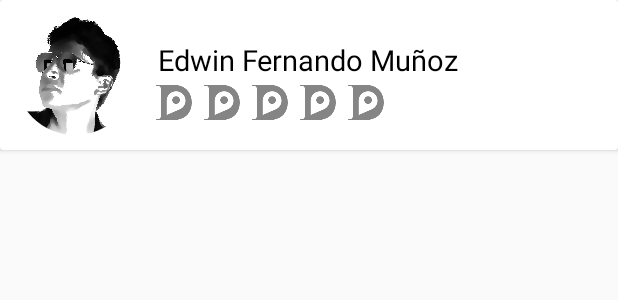
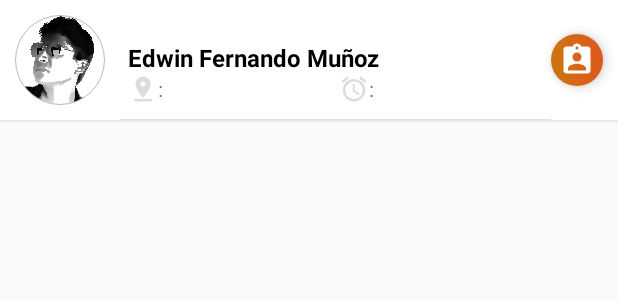
Before and after one commit to edwinfernando/Doco, an Android app: the layout view_item_conductor_disponible.xml on its own in the app's theme, with its tools: preview values and no code run, on a phone screen of 412 x 824 dp. Shown: the top 300 px of the screen. Run offline under Robolectric (Android 15) with nearby library versions, the phone set to English and light mode, and no system bars; plain views replace FloatingActionButton.

Commit message:
Se adiciona pantalla selección de conductor disponible

```diff
--- a/app/build.gradle
+++ b/app/build.gradle
@@ -32,7 +32,7 @@ dependencies {
     compile 'com.google.android.gms:play-services:9.6.1'
 
     // Support Libraries
-    compile 'com.android.support:multidex:1.0.0'
+    compile 'com.android.support:multidex:1.0.1'
     compile 'com.android.support:appcompat-v7:24.2.1'
     compile 'com.android.support:support-v4:24.2.1'
     compile 'com.android.support:design:24.2.1'
--- a/app/src/main/AndroidManifest.xml
+++ b/app/src/main/AndroidManifest.xml
@@ -6,7 +6,7 @@
     <uses-permission android:name="android.permission.ACCESS_COARSE_LOCATION" />
 
     <application
-        android:name="android.support.multidex.MultiDexApplication"
+        android:name=".application.AppDoco"
         android:allowBackup="true"
         android:icon="@mipmap/ic_launcher"
         android:label="@string/app_name"
--- a/app/src/main/java/com/domicilio/confiable/doco/adapter/DriverAdapter.java
+++ b/app/src/main/java/com/domicilio/confiable/doco/adapter/DriverAdapter.java
@@ -40,7 +40,7 @@ public class DriverAdapter extends RecyclerView.Adapter<DriverAdapter.DriverHold
     public void onBindViewHolder(DriverAdapter.DriverHolder holder, int position) {
         Driver driver = dataSource.get(position);
         // holder.conductor_profile_image.setImageDrawable(driver.getImage_profile());
-        holder.name_driver.setText(driver.getName_driver());
+        holder.name_driver.setText(driver.getName());
     }
 
     @Override
--- a/app/src/main/java/com/domicilio/confiable/doco/views/activities/ListDriverActivity.java
+++ b/app/src/main/java/com/domicilio/confiable/doco/views/activities/ListDriverActivity.java
@@ -23,6 +23,8 @@ public class ListDriverActivity extends AppCompatActivity implements IFragmentLi
         setSupportActionBar(toolbar);
 
         toolbar.setNavigationOnClickListener(this);
+
+        gotoFragment();
     }
 
     @Override
--- a/app/src/main/java/com/domicilio/confiable/doco/views/activities/MainActivity.java
+++ b/app/src/main/java/com/domicilio/confiable/doco/views/activities/MainActivity.java
@@ -217,6 +217,7 @@ public class MainActivity extends AppCompatActivity
         layoutParams3.leftMargin += marginX_fab;
 
         fab.startAnimation(hide_fab);
+        fab.setClickable(false);
 
         //Floating Action Button 1
         fab1.setLayoutParams(layoutParams);
@@ -244,6 +245,7 @@ public class MainActivity extends AppCompatActivity
         layoutParams3.leftMargin -= marginX_fab;
 
         fab.startAnimation(show_fab);
+        fab.setClickable(true);
 
         //Floating Action Button 1
         fab1.setLayoutParams(layoutParams);
--- a/app/src/main/res/drawable/circle_photo.xml
+++ b/app/src/main/res/drawable/circle_photo.xml
@@ -1,8 +1,9 @@
 <?xml version="1.0" encoding="utf-8"?>
 <shape xmlns:android="http://schemas.android.com/apk/res/android"
     android:shape="oval">
-    <solid android:color="@color/colorBlackAlpha" />
-    <size
-        android:width="60dp"
-        android:height="60dp" />
+    <gradient
+        android:angle="0"
+        android:startColor="@color/colorOrange"
+        android:endColor="@color/colorOrangeDark"
+        android:type="linear" />
 </shape>
--- /dev/null
+++ b/app/src/main/res/drawable/ic_access_alarm_black.xml
@@ -0,0 +1,4 @@
+<vector android:alpha="0.50" android:height="20dp" android:viewportHeight="24.0"
+    android:viewportWidth="24.0" android:width="20dp" xmlns:android="http://schemas.android.com/apk/res/android">
+    <path android:fillColor="#FF000000" android:pathData="M22,5.72l-4.6,-3.86 -1.29,1.53 4.6,3.86L22,5.72zM7.88,3.39L6.6,1.86 2,5.71l1.29,1.53 4.59,-3.85zM12.5,8L11,8v6l4.75,2.85 0.75,-1.23 -4,-2.37L12.5,8zM12,4c-4.97,0 -9,4.03 -9,9s4.02,9 9,9c4.97,0 9,-4.03 9,-9s-4.03,-9 -9,-9zM12,20c-3.87,0 -7,-3.13 -7,-7s3.13,-7 7,-7 7,3.13 7,7 -3.13,7 -7,7z"/>
+</vector>
--- /dev/null
+++ b/app/src/main/res/drawable/ic_assignment_ind_black.xml
@@ -0,0 +1,9 @@
+<vector xmlns:android="http://schemas.android.com/apk/res/android"
+        android:width="24dp"
+        android:height="24dp"
+        android:viewportWidth="24.0"
+        android:viewportHeight="24.0">
+    <path
+        android:fillColor="#FF000000"
+        android:pathData="M19,3h-4.18C14.4,1.84 13.3,1 12,1c-1.3,0 -2.4,0.84 -2.82,2L5,3c-1.1,0 -2,0.9 -2,2v14c0,1.1 0.9,2 2,2h14c1.1,0 2,-0.9 2,-2L21,5c0,-1.1 -0.9,-2 -2,-2zM12,3c0.55,0 1,0.45 1,1s-0.45,1 -1,1 -1,-0.45 -1,-1 0.45,-1 1,-1zM12,7c1.66,0 3,1.34 3,3s-1.34,3 -3,3 -3,-1.34 -3,-3 1.34,-3 3,-3zM18,19L6,19v-1.4c0,-2 4,-3.1 6,-3.1s6,1.1 6,3.1L18,19z"/>
+</vector>
--- /dev/null
+++ b/app/src/main/res/drawable/ic_pin_drop_black.xml
@@ -0,0 +1,4 @@
+<vector android:alpha="0.50" android:height="20dp" android:viewportHeight="24.0"
+    android:viewportWidth="24.0" android:width="20dp" xmlns:android="http://schemas.android.com/apk/res/android">
+    <path android:fillColor="#FF000000" android:pathData="M18,8c0,-3.31 -2.69,-6 -6,-6S6,4.69 6,8c0,4.5 6,11 6,11s6,-6.5 6,-11zM10,8c0,-1.1 0.9,-2 2,-2s2,0.9 2,2 -0.89,2 -2,2c-1.1,0 -2,-0.9 -2,-2zM5,20v2h14v-2L5,20z"/>
+</vector>
--- a/app/src/main/res/layout/activity_list_driver.xml
+++ b/app/src/main/res/layout/activity_list_driver.xml
@@ -20,11 +20,7 @@
         <FrameLayout
             android:id="@+id/fragment_container"
             android:layout_width="match_parent"
-            android:layout_height="match_parent"
-            android:paddingBottom="@dimen/activity_vertical_margin"
-            android:paddingLeft="@dimen/activity_horizontal_margin"
-            android:paddingRight="@dimen/activity_horizontal_margin"
-            android:paddingTop="@dimen/activity_vertical_margin">
+            android:layout_height="match_parent">
         </FrameLayout>
     </LinearLayout>
 
--- a/app/src/main/res/layout/view_item_conductor_disponible.xml
+++ b/app/src/main/res/layout/view_item_conductor_disponible.xml
@@ -1,10 +1,12 @@
 <?xml version="1.0" encoding="utf-8"?>
 <android.support.v7.widget.CardView xmlns:android="http://schemas.android.com/apk/res/android"
-    xmlns:fab="http://schemas.android.com/apk/res-auto"
-    xmlns:app="http://schemas.android.com/tools"
+    xmlns:app="http://schemas.android.com/apk/res-auto"
+    android:layout_width="match_parent"
+    android:layout_height="wrap_content"
     android:orientation="vertical"
-    android:layout_width="match_parent"
-    android:layout_height="wrap_content">
+    app:cardUseCompatPadding="false"
+    app:cardPreventCornerOverlap="false"
+    app:cardCornerRadius="0dp">
 
     <LinearLayout
         android:layout_width="match_parent"
@@ -13,14 +15,14 @@
 
         <de.hdodenhof.circleimageview.CircleImageView
             android:id="@+id/conductor_profile_image"
-            android:layout_width="80dp"
-            android:layout_height="80dp"
+            android:layout_width="60dp"
+            android:layout_height="60dp"
             android:layout_centerInParent="true"
-            android:src="@drawable/profile"
             android:layout_gravity="bottom"
             android:layout_margin="10dp"
-            app:civ_border_width="2dp"
-            app:civ_border_color="#FF000000"/>
+            android:src="@drawable/profile"
+            app:civ_border_color="@color/colorBlackAlpha"
+            app:civ_border_width="0.5dp" />
 
         <LinearLayout
             android:layout_width="match_parent"
@@ -28,11 +30,11 @@
             android:orientation="horizontal">
 
             <LinearLayout
-                android:layout_width="wrap_content"
+                android:layout_width="match_parent"
                 android:layout_height="match_parent"
-                android:orientation="vertical"
+                android:layout_weight="1"
                 android:gravity="bottom"
-                android:layout_weight="1">
+                android:orientation="vertical">
 
                 <TextView
                     android:id="@+id/name_driver"
@@ -41,47 +43,57 @@
                     android:layout_marginLeft="5dp"
                     android:text="Edwin Fernando Muñoz"
                     android:textColor="@color/colorBlack"
-                    android:textSize="19sp" />
+                    android:textSize="16sp"
+                    android:textStyle="bold" />
 
                 <LinearLayout
                     android:layout_width="match_parent"
                     android:layout_height="wrap_content"
-                    android:orientation="horizontal"
-                    android:layout_marginBottom="15dp">
-                    <ImageView
+                    android:layout_marginLeft="5dp">
+
+                    <TextView
                         android:layout_width="wrap_content"
                         android:layout_height="wrap_content"
-                        android:src="@drawable/ic_action_doco"/>
-                    <ImageView
+                        android:layout_weight="1"
+                        android:drawableLeft="@drawable/ic_pin_drop_black"
+                        android:drawableTint="@color/colorBlackAlpha"
+                        android:gravity="center_vertical"
+                        android:text=":" />
+
+                    <TextView
                         android:layout_width="wrap_content"
                         android:layout_height="wrap_content"
-                        android:src="@drawable/ic_action_doco"/>
-                    <ImageView
-                        android:layout_width="wrap_content"
-                        android:layout_height="wrap_content"
-                        android:src="@drawable/ic_action_doco"/>
-                    <ImageView
-                        android:layout_width="wrap_content"
-                        android:layout_height="wrap_content"
-                        android:src="@drawable/ic_action_doco"/>
-                    <ImageView
-                        android:layout_width="wrap_content"
-                        android:layout_height="wrap_content"
-                        android:src="@drawable/ic_action_doco"/>
+                        android:layout_weight="1"
+                        android:drawableLeft="@drawable/ic_access_alarm_black"
+                        android:drawableTint="@color/colorBlackAlpha"
+                        android:gravity="center_vertical"
+                        android:text=":" />
                 </LinearLayout>
 
-
+                <View
+                    android:layout_width="wrap_content"
+                    android:layout_height="0.5dp"
+                    android:layout_marginTop="10dp"
+                    android:background="@color/colorBlackAlpha2" />
             </LinearLayout>
 
-          <!--  <com.github.clans.fab.FloatingActionButton
+            <ImageButton
                 android:id="@+id/fab_conductor_more"
-                style="@style/MenuButtonsStyle"
                 android:layout_width="wrap_content"
                 android:layout_height="wrap_content"
+                android:layout_gravity="center"
                 android:layout_marginRight="10dp"
-                android:src="@drawable/ic_help_outline_black"
-                android:layout_gravity="center|right"
-                fab:menu_shadowColor="@color/colorBlackAlphaHint"/>-->
+                android:background="@drawable/circle_photo"
+                android:padding="5dp"
+                android:shadowColor="#000000"
+                android:shadowDx="1"
+                android:shadowDy="1"
+                android:shadowRadius="1"
+                android:src="@drawable/ic_assignment_ind_black"
+                android:tint="@color/colorWhite"
+                android:elevation="5dp"/>
         </LinearLayout>
+
     </LinearLayout>
+
 </android.support.v7.widget.CardView>
```
Also changed, not shown: app/src/main/java/com/domicilio/confiable/doco/application/AppDoco.java (added, +31 -0 lines), app/src/main/java/com/domicilio/confiable/doco/domain/LDrivers.java (+4 -4 lines), app/src/main/java/com/domicilio/confiable/doco/model/Driver.java (+23 -26 lines), app/src/main/java/com/domicilio/confiable/doco/repositorio/DriverDAO.java (added, +79 -0 lines), app/src/main/java/com/domicilio/confiable/doco/repositorio/DriversSQLHelper.java (added, +35 -0 lines), app/src/main/java/com/domicilio/confiable/doco/util/Cache.java (added, +48 -0 lines), app/src/main/java/com/domicilio/confiable/doco/views/activities/RegisterActivity.java (+8 -1 lines), app/src/main/java/com/domicilio/confiable/doco/views/fragments/ListDriverFragment.java (+10 -9 lines), app/src/main/res/layout/fragment_list_drives.xml (+5 -3 lines).
